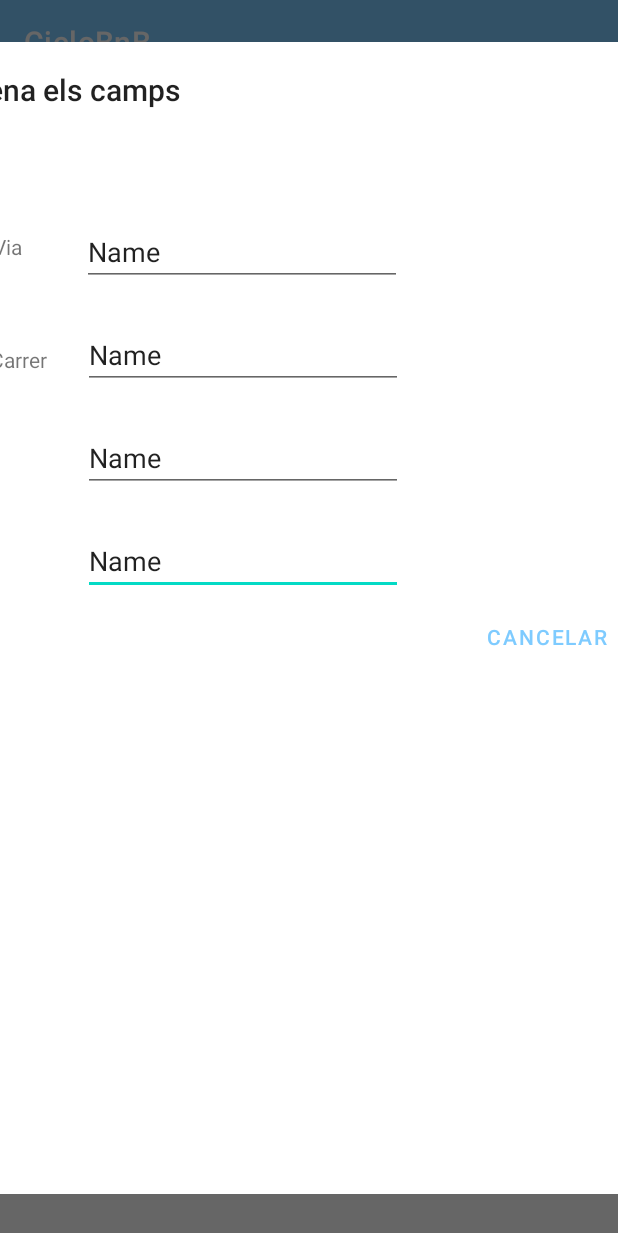
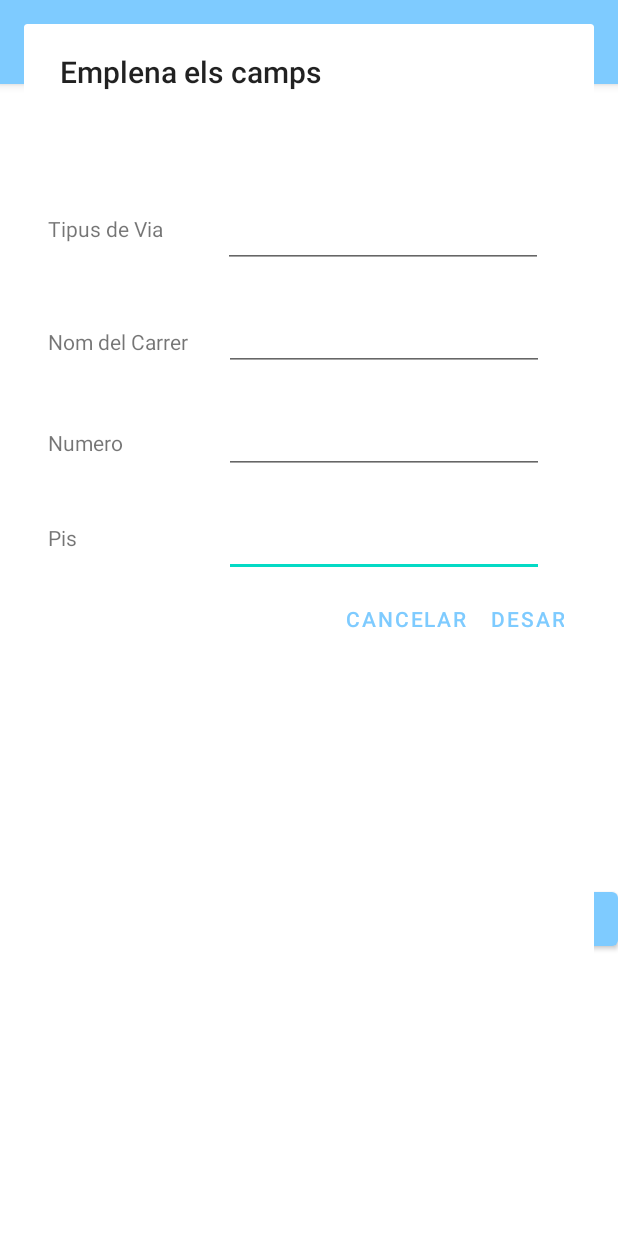
Before and after one commit to eliasporter/CicloBnB, an Android app: the CrearCompte screen opened directly, with no data from a screen before it, after a tap on "DIRECCIO", on a phone screen of 412 x 824 dp. Shown: the top 1233 px of the screen. Run offline under Robolectric (Android 15) with nearby library versions, the phone set to English and light mode, and no system bars; our stand-ins replace Room's generated code.

Commit message:
Crear compte

```diff
--- a/app/src/main/java/com/example/ciclobnb/CrearCompte.java
+++ b/app/src/main/java/com/example/ciclobnb/CrearCompte.java
@@ -8,11 +8,13 @@ import android.content.DialogInterface;
 import android.content.Intent;
 import android.content.res.ColorStateList;
 import android.os.Bundle;
+import android.util.TypedValue;
 import android.view.LayoutInflater;
 import android.view.Menu;
 import android.view.MenuInflater;
 import android.view.MenuItem;
 import android.view.View;
+import android.view.ViewGroup;
 import android.view.WindowManager;
 import android.widget.AdapterView;
 import android.widget.ArrayAdapter;
@@ -45,6 +47,11 @@ public class CrearCompte extends AppCompatActivity implements View.OnClickListen
     String tipusVia,nomCarrer,numero, pis;
     Button cancela,crea;
     Context c=this;
+    EditText textCarrer;
+    EditText textTipusVia;
+    EditText textnumero;
+    EditText textPis;
+    AlertDialog dialeg;
     @Override
     protected void onCreate(Bundle savedInstanceState) {
         super.onCreate(savedInstanceState);
@@ -74,6 +81,11 @@ public class CrearCompte extends AppCompatActivity implements View.OnClickListen
             public void onClick(View v) {
                 Intent i = new Intent(c,PrimeraPantalla.class);
                 if(comprovar()) {
+                    try {
+                        guardarDir(textCarrer, textTipusVia,textPis,textnumero);
+                    } catch (InterruptedException e) {
+                        e.printStackTrace();
+                    }
                     Direccio tempD=new Direccio();
                     Usser temp = new Usser(textNom.getText().toString(),textCognom1.getText().toString(),textCognom2.getText().toString(),
                             textLogin.getText().toString(),textPass.getText().toString(),textEdat.getText().toString(),
@@ -145,6 +157,7 @@ public class CrearCompte extends AppCompatActivity implements View.OnClickListen
             }
             @Override
             public void onNothingSelected(AdapterView<?> parent) {
+                //todo
                 // Nada fue seleccionado. Por cierto, no he visto que este método se desencadene
             }
         });
@@ -171,56 +184,70 @@ public class CrearCompte extends AppCompatActivity implements View.OnClickListen
         textEmail=(EditText) findViewById(R.id.mail);
         textIban = (EditText) findViewById(R.id.iban);
         textDireccio = findViewById(R.id.Direccio);
-        EditText textCarrer;
-        EditText textTipusVia ;
-        EditText textnumero ;
-        EditText textPis;
+
         LayoutInflater inflater = LayoutInflater.from(this);
-        View ompleDir = inflater.inflate(R.layout.emplena_direccio, null);
+        final View ompleDir = inflater.inflate(R.layout.emplena_direccio, null);
         textDireccio.setOnClickListener(new View.OnClickListener() {
             @Override
             public void onClick(View v) {
+                final boolean[] be = {false};
+                if (ompleDir.getParent() != null) {
+                    ((ViewGroup) ompleDir.getParent()).removeView(ompleDir);
+                }
                 AlertDialog.Builder dir = new AlertDialog.Builder(c);
                 dir.setTitle("Emplena els camps");
                 dir.setView(ompleDir);
-                /*dir.setMessage("Nom del carrer:");
-                dir.setView(textCarrer);
-                dir.setMessage("Tipus de via:");
-                dir.setView(textTipusVia);
-                dir.setMessage("Numero:");
-                dir.setView(textnumero);
-                dir.setMessage("Pis:");
-                dir.setView(textPis);*/
+                emplenarDialeg();
                 dir.setPositiveButton("Desar", new DialogInterface.OnClickListener() {
-
                     @Override
                     public void onClick(DialogInterface dialog, int which) {
-                        guardarDir(textCarrer,textTipusVia,textPis,textnumero);
-
+                        //guardem la direcció a la base de dades
+                        String text = textCarrer.getText().toString();
+                        be[0] = comprovaDireccio(textCarrer, textTipusVia, textPis, textnumero);
+                        //dir.setCancelable(be[0]);
                     }
                 });
+                dir.setCancelable(be[0]);
                 dir.setNegativeButton("Cancelar", new DialogInterface.OnClickListener() {
-
                     @Override
                     public void onClick(DialogInterface dialog, int which) {
-
+                        dialog.dismiss();
                     }
                 });
-                AlertDialog dialeg=dir.create();
+
+                AlertDialog dialeg = dir.create();
                 dialeg.show();
                 WindowManager.LayoutParams lp = new WindowManager.LayoutParams();
-                lp.copyFrom(dialeg.getWindow().getAttributes());
+                lp.width = WindowManager.LayoutParams.MATCH_PARENT;
+                lp.height = WindowManager.LayoutParams.MATCH_PARENT;
+                float dp = 10f;
+                float px = TypedValue.applyDimension(TypedValue.COMPLEX_UNIT_DIP, dp, getResources().getDisplayMetrics());
+                lp.horizontalMargin = px;
+                lp.verticalMargin = px;
+                dialeg.getWindow().setAttributes(lp);
 
-// Establecer el ancho y alto del diálogo
-                lp.width = 900;
-                lp.height = 1200;
-
-                dialeg.getWindow().setAttributes(lp);
+                textCarrer = dialeg.findViewById(R.id.editTextTextNomCarrer);
+                textTipusVia = dialeg.findViewById(R.id.editTextTextTipusVia);
+                textnumero = dialeg.findViewById(R.id.editTextTextNumeroPis);
+                textPis = dialeg.findViewById(R.id.editTextTextPis);
             }
-
         });
     }
-    private void guardarDir(EditText textCarrer, EditText textTipus,EditText textPis,EditText textNumero){
+    private void emplenarDialeg(){
+        if(textCarrer!=null)
+            textCarrer.setText(textCarrer.getText().toString());
+        if(textPis!=null)
+            textPis.setText(textPis.getText().toString());
+        if(textnumero!=null)
+            textnumero.setText(textnumero.getText().toString());
+        if(textTipusVia!=null)
+            textTipusVia.setText(textTipusVia.getText().toString());
+    }
+    private void guardarDir(EditText textCarrer, EditText textTipus,EditText textPis,EditText textNumero) throws InterruptedException {
+        //agafel l'id del CP
+        int cp= new Direccio().BuscarID(codiPostal.toString());
+        Direccio temp=new Direccio(textTipus.getText().toString(),textCarrer.getText().toString(),textNumero.getText().toString(),textPis.getText().toString(),cp);
+        new Direccio().InsertarNuevo(temp);
 
     }
     private Boolean comprovar(){//comprovem que els camps del formulari estan ben escrits
--- a/app/src/main/java/com/example/ciclobnb/Objectes/Usser.java
+++ b/app/src/main/java/com/example/ciclobnb/Objectes/Usser.java
@@ -295,7 +295,7 @@ public class Usser {
                 try {
                     String sql = "INSERT INTO `ciclobnbDB`.`usuaris` (`Login`, `Contrasenya`, `Nom`, `Cognom1`, " +
                             "`Cognom2`, `DataNaixement`, `CorreuElectronic`, `CompteActiu`, `IdDireccio`) " +
-                            "VALUES ('"+login+"', '"+creaHash(contrasenya)+"', '"+nom+"', '"+cognom1+"', '"+cognom2+"', '"+"2023-04-17"+"', '"+correuElectronic+"', 1, 1);";
+                            "VALUES ('"+login+"', '"+creaHash(contrasenya)+"', '"+nom+"', '"+cognom1+"', '"+cognom2+"', '"+"2023-04-17"+"', '"+correuElectronic+"', 1, "+new Direccio().AgafaUltima();
                     cn= conexio.execute().get();
                     stm = cn.createStatement();
                     int i = stm.executeUpdate(sql);
@@ -517,8 +517,8 @@ public class Usser {
                     stm = cn.createStatement();
                     rs=stm.executeQuery(sql);
                     while(rs.next()){
-                        String pais=new ConnexioDireccio().buscarCP(rs.getString(2));
-                        codisPostals.add(pais);
+                        String cp=new ConnexioDireccio().buscarCP(rs.getString(2));
+                        codisPostals.add(cp);
                     }
 
                 }catch (Exception e){
--- a/app/src/main/res/layout/emplena_direccio.xml
+++ b/app/src/main/res/layout/emplena_direccio.xml
@@ -16,28 +16,28 @@
         app:layout_constraintTop_toBottomOf="@+id/textNumero" />
 
     <EditText
-        android:id="@+id/editTextTextPersonName5"
+        android:id="@+id/editTextTextPis"
         android:layout_width="wrap_content"
         android:layout_height="wrap_content"
         android:layout_marginStart="24dp"
         android:layout_marginTop="23dp"
         android:ems="10"
         android:inputType="textPersonName"
-        android:text="Name"
+        android:text=""
         app:layout_constraintStart_toEndOf="@+id/textNomCarrer"
-        app:layout_constraintTop_toBottomOf="@+id/editTextTextPersonName4" />
+        app:layout_constraintTop_toBottomOf="@+id/editTextTextNumeroPis" />
 
     <EditText
-        android:id="@+id/editTextTextPersonName4"
+        android:id="@+id/editTextTextNumeroPis"
         android:layout_width="wrap_content"
         android:layout_height="wrap_content"
         android:layout_marginStart="24dp"
         android:layout_marginTop="23dp"
         android:ems="10"
         android:inputType="textPersonName"
-        android:text="Name"
+        android:text=""
         app:layout_constraintStart_toEndOf="@+id/textNomCarrer"
-        app:layout_constraintTop_toBottomOf="@+id/editTextTextPersonName3" />
+        app:layout_constraintTop_toBottomOf="@+id/editTextTextNomCarrer" />
 
     <TextView
         android:id="@+id/textNumero"
@@ -50,16 +50,16 @@
         app:layout_constraintTop_toBottomOf="@+id/textNomCarrer" />
 
     <EditText
-        android:id="@+id/editTextTextPersonName3"
+        android:id="@+id/editTextTextNomCarrer"
         android:layout_width="wrap_content"
         android:layout_height="wrap_content"
         android:layout_marginStart="24dp"
         android:layout_marginTop="23dp"
         android:ems="10"
         android:inputType="textPersonName"
-        android:text="Name"
+        android:text=""
         app:layout_constraintStart_toEndOf="@+id/textNomCarrer"
-        app:layout_constraintTop_toBottomOf="@+id/editTextTextPersonName2" />
+        app:layout_constraintTop_toBottomOf="@+id/editTextTextTipusVia" />
 
     <TextView
         android:id="@+id/textNomCarrer"
@@ -82,14 +82,14 @@
         app:layout_constraintTop_toTopOf="parent" />
 
     <EditText
-        android:id="@+id/editTextTextPersonName2"
+        android:id="@+id/editTextTextTipusVia"
         android:layout_width="wrap_content"
         android:layout_height="wrap_content"
         android:layout_marginStart="40dp"
         android:layout_marginTop="72dp"
         android:ems="10"
         android:inputType="textPersonName"
-        android:text="Name"
+        android:text=""
         app:layout_constraintStart_toEndOf="@+id/textTipusVia"
         app:layout_constraintTop_toTopOf="parent" />
 </androidx.constraintlayout.widget.ConstraintLayout>
```
Also changed, not shown: app/src/main/java/com/example/ciclobnb/BBDD/Connexions/ConnexioDireccio.java (+99 -2 lines), app/src/main/java/com/example/ciclobnb/Objectes/Direccio.java (+6 -2 lines).
